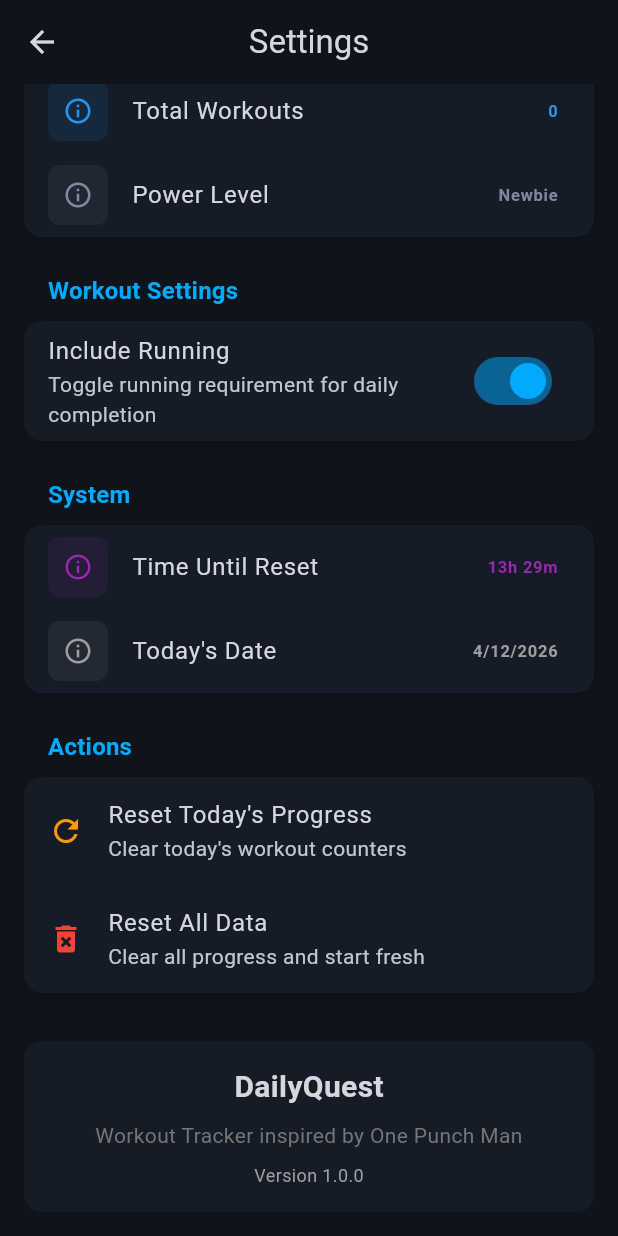
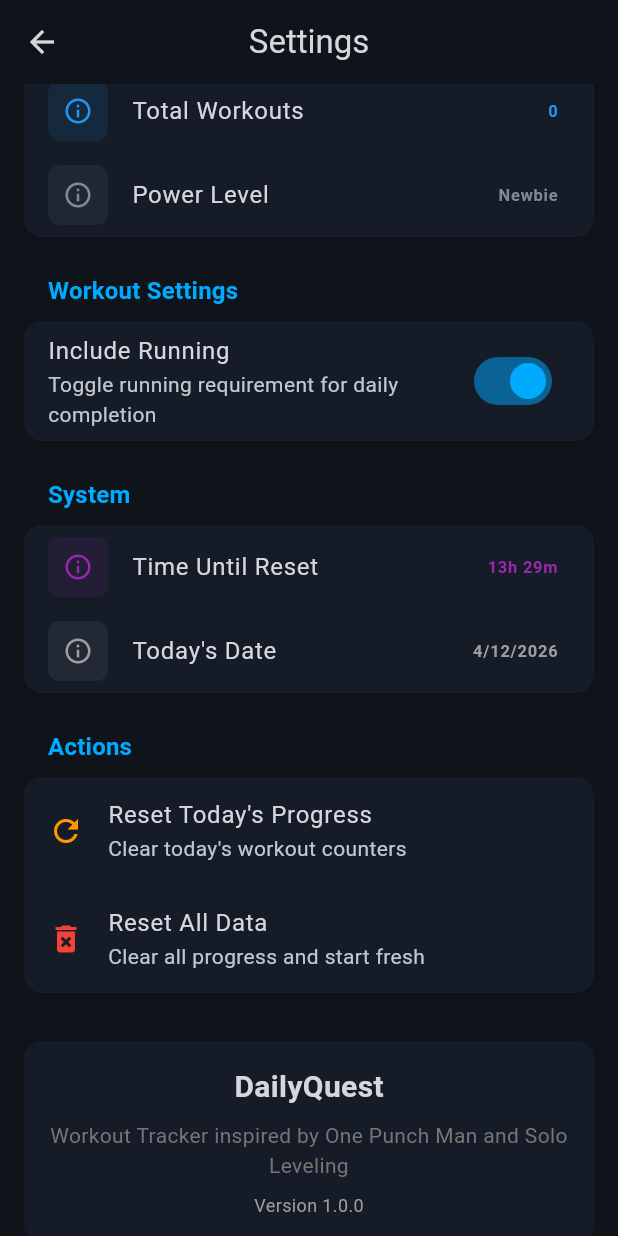
Before and after one commit to wpieters/daily-quest-workout-app-flutter, a Flutter app: the SettingsScreen screen opened directly, scrolled down 170 dp, on a phone screen of 412 x 824 dp. Run offline on Flutter 3.47's test engine with Material 3 defaults, Android fonts, the phone set to English and light mode, and no system bars; our stand-ins replace flutter_riverpod, shared_preferences, vibration; accounts and stored records are empty.

Commit message:
fix: credit Solo Leveling alongside One Punch Man in settings
Co-Authored-By: Claude Opus 5.5 <noreply@anthropic.com>

```diff
--- a/lib/screens/settings_screen.dart
+++ b/lib/screens/settings_screen.dart
@@ -128,7 +128,7 @@ class SettingsScreen extends ConsumerWidget {
                 ),
                 const SizedBox(height: 8),
                 Text(
-                  'Workout Tracker inspired by One Punch Man',
+                  'Workout Tracker inspired by One Punch Man and Solo Leveling',
                   style: TextStyle(
                     color: Colors.grey[600],
                     fontSize: 14,
```
